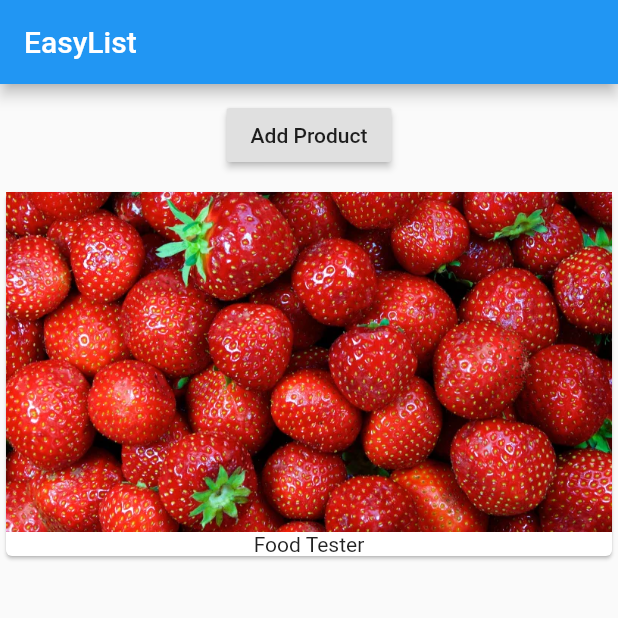
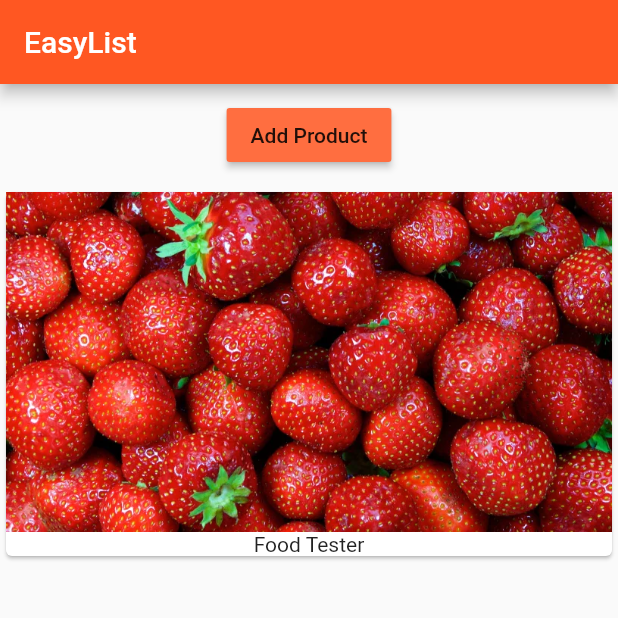
Before and after one commit to franck-noahk/my-second-flutter-app, a Flutter app: the screen it shows after launch, on a phone screen of 412 x 824 dp, the top half of it. Run offline on Flutter 3.47's test engine with Material 2 defaults, Android fonts, the phone set to English and light mode, and no system bars.

Commit message:
Added some colors to the app

```diff
--- a/lib/main.dart
+++ b/lib/main.dart
@@ -8,6 +8,10 @@ class MyApp extends StatelessWidget {
   @override
   Widget build(BuildContext context) {
     return MaterialApp(
+      theme: ThemeData(
+        primarySwatch: Colors.deepOrange,
+        accentColor: Colors.deepOrangeAccent,
+      ),
       home: Scaffold(
         appBar: AppBar(
           title: Text("EasyList"),
--- a/lib/product_manager.dart
+++ b/lib/product_manager.dart
@@ -29,6 +29,7 @@ class _ProductManagerState extends State<ProductManager> {
         Container(
           margin: EdgeInsets.all(10.0),
           child: RaisedButton(
+            color: Theme.of(context).accentColor,
             child: Text("Add Product"),
             onPressed: () {
               setState(() {
--- a/lib/products.dart
+++ b/lib/products.dart
@@ -3,7 +3,10 @@ import 'package:flutter/material.dart';
 class Products extends StatelessWidget {
   final List<String> products;
 
-  Products(this.products);
+  Products(this.products) {
+    print("[producs Widget] Constructor");
+  }
+
   @override
   Widget build(BuildContext context) {
     return Column(
```
